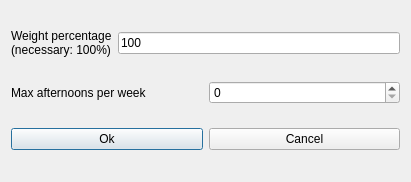
The window that fet/src/interface/modifyconstraintteachersmaxafternoonsperweekform_template.ui (vonmecheln/fet) describes before a commit, drawn with Qt 5.
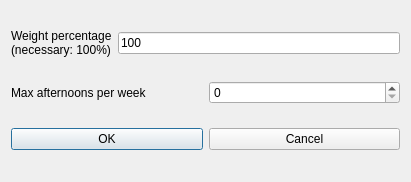
The same window after the commit.

Diff of the .ui file:
```diff
--- a/fet/src/interface/modifyconstraintteachersmaxafternoonsperweekform_template.ui
+++ b/fet/src/interface/modifyconstraintteachersmaxafternoonsperweekform_template.ui
@@ -70,7 +70,7 @@
      <item>
       <widget class="QPushButton" name="okPushButton">
        <property name="text">
-        <string>Ok</string>
+        <string>OK</string>
        </property>
       </widget>
      </item>
```
